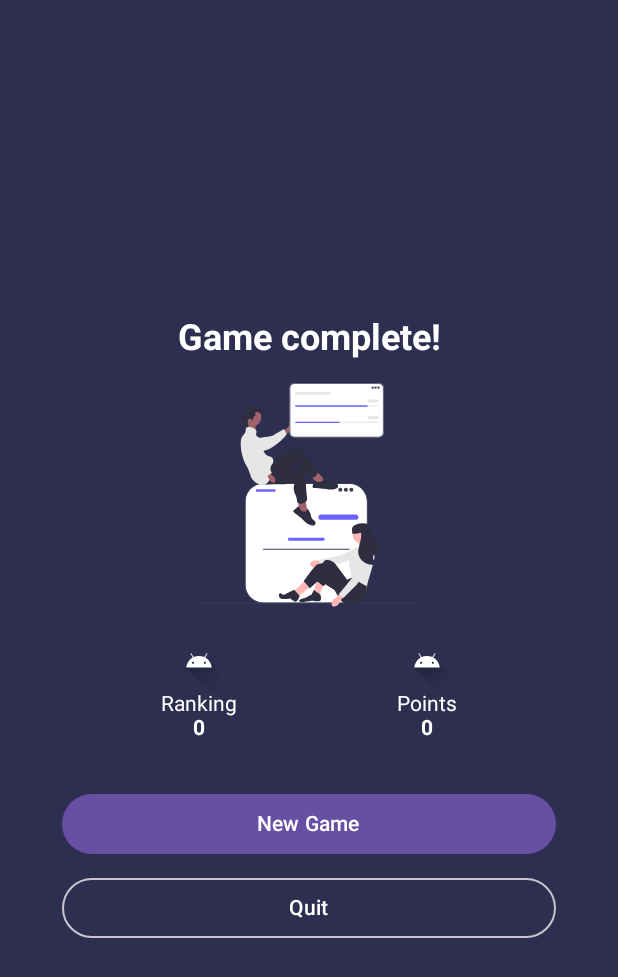
After one commit to s-baha/IeltsApp, an Android app built with Jetpack Compose: the GameCompleteScreen screen opened through its navigation route, on a phone screen of 412 x 824 dp. The commit adds this screen. Shown: the top 977 px of the screen. Run offline under Robolectric (Android 15) with nearby library versions, the phone set to English and light mode, and no system bars; our stand-ins replace Dagger/Hilt's generated code, Firebase (no records; nobody signed in at launch, a user with empty details on screens opened directly).

Commit message:
add screen after game

```diff
--- a/app/src/main/java/com/example/support/presentation/navigation/MainNavigation.kt
+++ b/app/src/main/java/com/example/support/presentation/navigation/MainNavigation.kt
@@ -17,10 +17,11 @@ import com.example.support.presentation.screens.gameScreens.FirstGameScreen
 import com.example.support.presentation.screens.authScreens.LoginScreen
 import com.example.support.presentation.screens.MainMenuScreen
 import com.example.support.presentation.screens.ProfileScreen
-import com.example.support.presentation.screens.SeeMoreScreen
+import com.example.support.presentation.screens.other.SeeMoreScreen
 import com.example.support.presentation.screens.authScreens.RegisterScreen
 import com.example.support.presentation.screens.gameScreens.SecondGameScreen
 import com.example.support.presentation.screens.gameScreens.ThirdGameScreen
+import com.example.support.presentation.screens.other.GameCompleteScreen
 import com.example.support.presentation.screens.viewModels.MainMenuViewModel
 import com.example.support.presentation.screens.viewModels.authViewModels.AuthViewModel
 import com.example.support.presentation.ui.component.BottomNavigationBar
@@ -45,6 +46,8 @@ sealed class Screen(val route: String) {
     data object SeeMore : Screen("see_more")
     @Serializable
     data object Leaderboard : Screen("leaderboard")
+    @Serializable
+    data object GameComplete : Screen("game_complete")
 }
 
 @Composable
@@ -178,6 +181,11 @@ fun MainNav(
                 )
 
             }
+            composable(Screen.GameComplete.route) {
+                GameCompleteScreen(
+                    viewModel = mainMenuViewModel
+                )
+            }
         }
     }
 }
--- /dev/null
+++ b/app/src/main/java/com/example/support/presentation/screens/other/GameCompleteScreen.kt
@@ -0,0 +1,99 @@
+package com.example.support.presentation.screens.other
+
+import androidx.compose.foundation.Image
+import androidx.compose.foundation.background
+import androidx.compose.foundation.layout.*
+import androidx.compose.foundation.shape.RoundedCornerShape
+import androidx.compose.material3.*
+import androidx.compose.runtime.Composable
+import androidx.compose.ui.Alignment
+import androidx.compose.ui.Modifier
+import androidx.compose.ui.draw.clip
+import androidx.compose.ui.graphics.Color
+import androidx.compose.ui.res.painterResource
+import androidx.compose.ui.text.font.FontWeight
+import androidx.compose.ui.unit.dp
+import androidx.compose.ui.unit.sp
+import androidx.compose.ui.tooling.preview.Preview
+import com.example.support.R
+import com.example.support.presentation.screens.viewModels.MainMenuViewModel
+
+@Composable
+fun GameCompleteScreen(
+    viewModel: MainMenuViewModel
+) {
+    val score = viewModel.score.value
+    val rank = viewModel.rank.value
+
+    Column(
+        modifier = Modifier
+            .fillMaxSize()
+            .background(Color(0xFF2E2F50)),
+        horizontalAlignment = Alignment.CenterHorizontally,
+        verticalArrangement = Arrangement.Center
+    ) {
+        Text(
+            text = "Game complete!",
+            fontSize = 24.sp,
+            fontWeight = FontWeight.Bold,
+            color = Color.White,
+            modifier = Modifier.padding(top = 16.dp, bottom = 16.dp)
+        )
+
+        Image(
+            painter = painterResource(id = R.drawable.undraw_team_up_qeem_1),
+            contentDescription = "Game Complete",
+            modifier = Modifier.size(150.dp)
+        )
+
+        Spacer(modifier = Modifier.height(16.dp))
+
+        Row(
+            modifier = Modifier.fillMaxWidth(),
+            horizontalArrangement = Arrangement.SpaceEvenly
+        ) {
+            Column(horizontalAlignment = Alignment.CenterHorizontally) {
+                Image(
+                    painter = painterResource(id = R.drawable.ic_launcher_foreground),
+                    contentDescription = "Ranking Icon",
+                    modifier = Modifier.size(40.dp)
+                )
+                Text(text = "Ranking", color = Color.White)
+                Text(text = "$rank", color = Color.White, fontWeight = FontWeight.Bold)
+            }
+            Column(horizontalAlignment = Alignment.CenterHorizontally) {
+                Image(
+                    painter = painterResource(id = R.drawable.ic_launcher_foreground),
+                    contentDescription = "Points Icon",
+                    modifier = Modifier.size(40.dp)
+                )
+                Text(text = "Points", color = Color.White)
+                Text(text = "$score", color = Color.White, fontWeight = FontWeight.Bold)
+            }
+        }
+
+        Spacer(modifier = Modifier.height(32.dp))
+
+        // Кнопки
+        Button(
+            onClick = { /* Начать новую игру */ },
+            modifier = Modifier
+                .fillMaxWidth(0.8f)
+                .clip(RoundedCornerShape(16.dp))
+        ) {
+            Text(text = "New Game")
+        }
+
+        Spacer(modifier = Modifier.height(8.dp))
+
+        OutlinedButton(
+            onClick = { /* Выйти из игры */ },
+            modifier = Modifier
+                .fillMaxWidth(0.8f)
+                .clip(RoundedCornerShape(16.dp)),
+            colors = ButtonDefaults.outlinedButtonColors(contentColor = Color.White)
+        ) {
+            Text(text = "Quit")
+        }
+    }
+}
--- a/app/src/main/java/com/example/support/presentation/screens/SeeMoreScreen.kt
+++ b/app/src/main/java/com/example/support/presentation/screens/other/SeeMoreScreen.kt
@@ -1,4 +1,4 @@
-package com.example.support.presentation.screens
+package com.example.support.presentation.screens.other
 
 import androidx.compose.runtime.Composable
 import androidx.hilt.navigation.compose.hiltViewModel
--- a/app/src/main/java/com/example/support/presentation/screens/viewModels/gameViewModels/FirstGameViewModel.kt
+++ b/app/src/main/java/com/example/support/presentation/screens/viewModels/gameViewModels/FirstGameViewModel.kt
@@ -3,6 +3,7 @@ package com.example.support.presentation.screens.viewModels.gameViewModels
 import android.content.Context
 import android.os.VibrationEffect
 import android.os.Vibrator
+import android.util.Log
 import androidx.compose.runtime.mutableStateOf
 import androidx.lifecycle.ViewModel
 import androidx.lifecycle.viewModelScope
@@ -102,6 +103,7 @@ class FirstGameViewModel @Inject constructor(
                 _currentQuestion.value = question
                 _userAnswer.value = ""
         }
+        Log.d("FirstGameViewModel", "New question loaded: ${_currentQuestion.value}")
     }
 
     // Updates the user's answer
```
Also changed, not shown: app/src/main/java/com/example/support/presentation/screens/gameScreens/FirstGameScreen.kt (+12 -4 lines), app/src/main/java/com/example/support/presentation/screens/gameScreens/SecondGameScreen.kt (+4 -5 lines).
